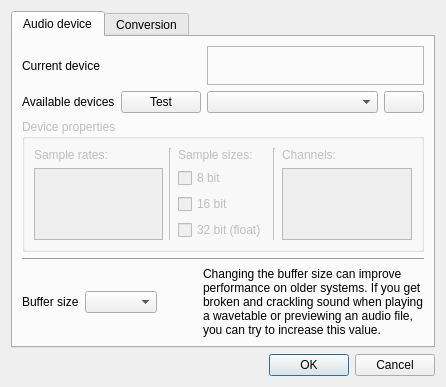
First picture: the form in bigglesworth/ui/audiosettings.ui, repository MaurizioB/Bigglesworth, before the edit.
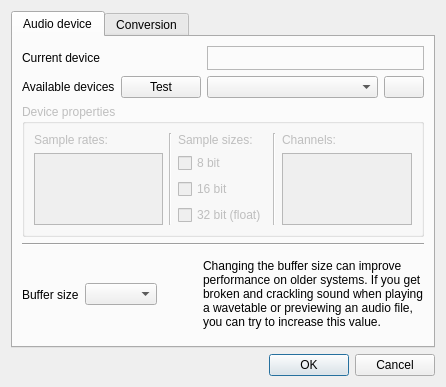
Second picture: the form after the edit. Icons and pictures are not drawn.

```diff
--- a/bigglesworth/ui/audiosettings.ui
+++ b/bigglesworth/ui/audiosettings.ui
@@ -38,6 +38,12 @@
       <layout class="QGridLayout" name="gridLayout_2">
        <item row="0" column="2" colspan="2">
         <widget class="QLabel" name="currentLbl">
+         <property name="sizePolicy">
+          <sizepolicy hsizetype="Preferred" vsizetype="Maximum">
+           <horstretch>0</horstretch>
+           <verstretch>0</verstretch>
+          </sizepolicy>
+         </property>
          <property name="styleSheet">
           <string notr="true">padding: 4px;</string>
          </property>
```
